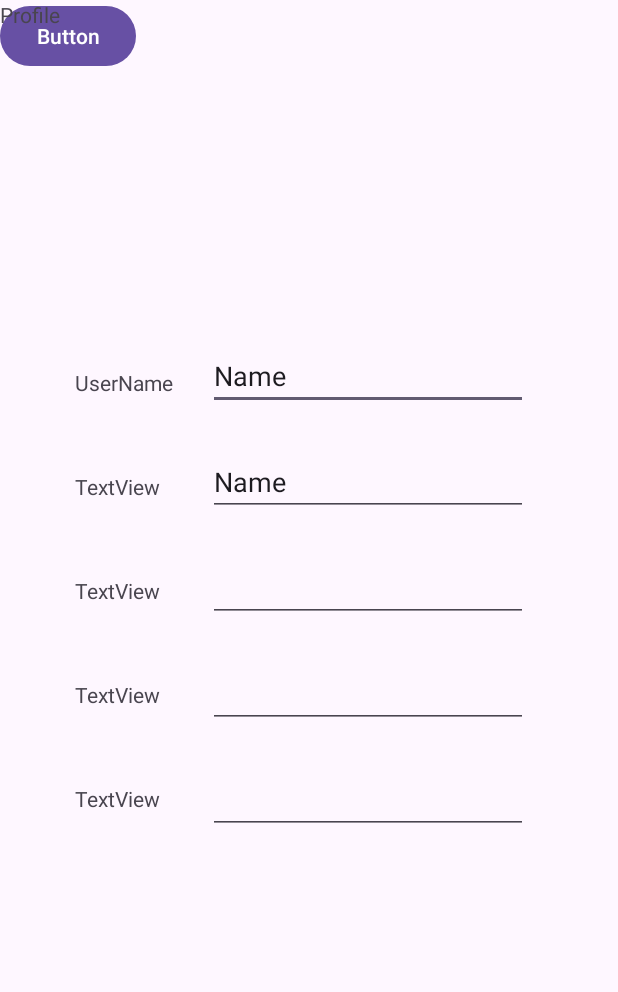
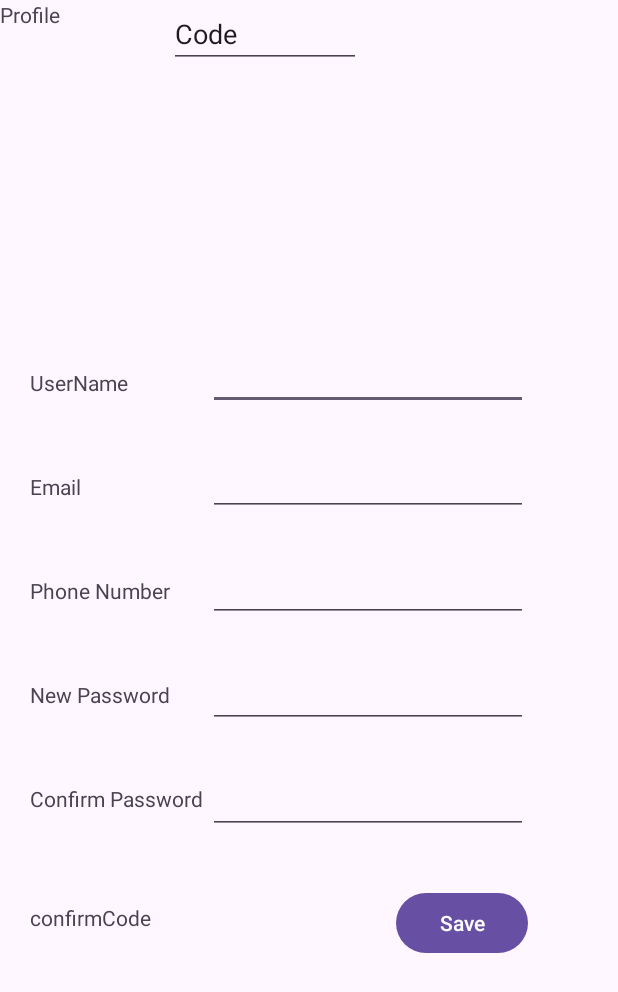
Before and after one commit to Tuan20021204/Chatapplication, an Android app: the layout user_profile.xml on its own in the app's theme, with its tools: preview values and no code run, on a phone screen of 412 x 824 dp. Shown: the top 992 px of the screen. Run offline under Robolectric (Android 15) with nearby library versions, the phone set to English and light mode, and no system bars.

Commit message:
UserProfile Logic

```diff
--- a/app/src/main/java/com/example/chatapplication/MainActivity.java
+++ b/app/src/main/java/com/example/chatapplication/MainActivity.java
@@ -1,4 +1,6 @@
 package com.example.chatapplication;
+
+import static androidx.core.content.ContextCompat.startActivity;
 
 import android.content.Intent;
 import android.os.Bundle;
--- a/app/src/main/res/layout/user_profile.xml
+++ b/app/src/main/res/layout/user_profile.xml
@@ -6,7 +6,7 @@
     android:layout_height="match_parent">
 
     <ImageView
-        android:id="@+id/imageView"
+        android:id="@+id/userImage"
         android:layout_width="150dp"
         android:layout_height="150dp"
         android:layout_marginTop="60dp"
@@ -14,81 +14,79 @@
         tools:layout_editor_absoluteX="50dp" />
 
     <TextView
-        android:id="@+id/user_name"
+        android:id="@+id/pUserName"
         android:layout_width="wrap_content"
         android:layout_height="wrap_content"
-        android:layout_marginStart="50dp"
+        android:layout_marginStart="20dp"
         android:layout_marginTop="35dp"
         android:text="UserName"
         app:layout_constraintStart_toStartOf="parent"
-        app:layout_constraintTop_toBottomOf="@+id/imageView" />
+        app:layout_constraintTop_toBottomOf="@+id/userImage" />
 
     <TextView
-        android:id="@+id/textView2"
+        android:id="@+id/pEmail"
         android:layout_width="wrap_content"
         android:layout_height="wrap_content"
-        android:layout_marginStart="50dp"
+        android:layout_marginStart="20dp"
         android:layout_marginTop="50dp"
-        android:text="TextView"
+        android:text="Email"
         app:layout_constraintStart_toStartOf="parent"
-        app:layout_constraintTop_toBottomOf="@+id/user_name" />
+        app:layout_constraintTop_toBottomOf="@+id/pUserName" />
 
     <TextView
-        android:id="@+id/textView3"
+        android:id="@+id/pPhoneNumber"
         android:layout_width="wrap_content"
         android:layout_height="wrap_content"
-        android:layout_marginStart="50dp"
+        android:layout_marginStart="20dp"
         android:layout_marginTop="50dp"
-        android:text="TextView"
+        android:text="Phone Number"
         app:layout_constraintStart_toStartOf="parent"
-        app:layout_constraintTop_toBottomOf="@+id/textView2" />
+        app:layout_constraintTop_toBottomOf="@+id/pEmail" />
 
     <TextView
-        android:id="@+id/textView4"
+        android:id="@+id/pNewPassword"
         android:layout_width="wrap_content"
         android:layout_height="wrap_content"
-        android:layout_marginStart="50dp"
+        android:layout_marginStart="20dp"
         android:layout_marginTop="50dp"
-        android:text="TextView"
+        android:text="New Password"
         app:layout_constraintStart_toStartOf="parent"
-        app:layout_constraintTop_toBottomOf="@+id/textView3" />
+        app:layout_constraintTop_toBottomOf="@+id/pPhoneNumber" />
 
     <TextView
-        android:id="@+id/textView5"
+        android:id="@+id/pConfirmPassword"
         android:layout_width="wrap_content"
         android:layout_height="wrap_content"
-        android:layout_marginStart="50dp"
+        android:layout_marginStart="20dp"
         android:layout_marginTop="50dp"
-        android:text="TextView"
+        android:text="Confirm Password"
         app:layout_constraintStart_toStartOf="parent"
-        app:layout_constraintTop_toBottomOf="@+id/textView4" />
+        app:layout_constraintTop_toBottomOf="@+id/pNewPassword" />
 
     <EditText
-        android:id="@+id/editTextText"
+        android:id="@+id/textUserName"
         android:layout_width="wrap_content"
         android:layout_height="wrap_content"
         android:layout_marginTop="18dp"
         android:layout_marginEnd="60dp"
         android:ems="10"
         android:inputType="text"
-        android:text="Name"
         app:layout_constraintEnd_toEndOf="parent"
-        app:layout_constraintTop_toBottomOf="@+id/imageView" />
+        app:layout_constraintTop_toBottomOf="@+id/userImage" />
 
     <EditText
-        android:id="@+id/editTextText2"
+        android:id="@+id/textEmail"
         android:layout_width="wrap_content"
         android:layout_height="wrap_content"
         android:layout_marginTop="25dp"
         android:layout_marginEnd="60dp"
         android:ems="10"
         android:inputType="text"
-        android:text="Name"
         app:layout_constraintEnd_toEndOf="parent"
-        app:layout_constraintTop_toBottomOf="@+id/editTextText" />
+        app:layout_constraintTop_toBottomOf="@+id/textUserName" />
 
     <EditText
-        android:id="@+id/editTextPhone"
+        android:id="@+id/textPhone"
         android:layout_width="wrap_content"
         android:layout_height="wrap_content"
         android:layout_marginTop="25dp"
@@ -96,10 +94,10 @@
         android:ems="10"
         android:inputType="phone"
         app:layout_constraintEnd_toEndOf="parent"
-        app:layout_constraintTop_toBottomOf="@+id/editTextText2" />
+        app:layout_constraintTop_toBottomOf="@+id/textEmail" />
 
     <EditText
-        android:id="@+id/editTextTextPassword"
+        android:id="@+id/textPassword"
         android:layout_width="wrap_content"
         android:layout_height="wrap_content"
         android:layout_marginTop="25dp"
@@ -107,10 +105,10 @@
         android:ems="10"
         android:inputType="textPassword"
         app:layout_constraintEnd_toEndOf="parent"
-        app:layout_constraintTop_toBottomOf="@+id/editTextPhone" />
+        app:layout_constraintTop_toBottomOf="@+id/textPhone" />
 
     <EditText
-        android:id="@+id/editTextTextPassword2"
+        android:id="@+id/textConfirmPassword"
         android:layout_width="wrap_content"
         android:layout_height="wrap_content"
         android:layout_marginTop="25dp"
@@ -118,15 +116,17 @@
         android:ems="10"
         android:inputType="textPassword"
         app:layout_constraintEnd_toEndOf="parent"
-        app:layout_constraintTop_toBottomOf="@+id/editTextTextPassword" />
+        app:layout_constraintTop_toBottomOf="@+id/textPassword" />
 
     <Button
-        android:id="@+id/button"
+        android:id="@+id/editProfileButton"
         android:layout_width="wrap_content"
         android:layout_height="wrap_content"
-        android:text="Button"
-        tools:layout_editor_absoluteX="160dp"
-        tools:layout_editor_absoluteY="616dp" />
+        android:layout_marginTop="35dp"
+        android:layout_marginEnd="60dp"
+        android:text="Save"
+        app:layout_constraintEnd_toEndOf="parent"
+        app:layout_constraintTop_toBottomOf="@+id/textConfirmPassword" />
 
     <TextView
         android:id="@+id/textView6"
@@ -136,4 +136,25 @@
         tools:layout_editor_absoluteX="278dp"
         tools:layout_editor_absoluteY="81dp" />
 
+    <TextView
+        android:id="@+id/pConfirmCode"
+        android:layout_width="wrap_content"
+        android:layout_height="wrap_content"
+        android:layout_marginStart="20dp"
+        android:layout_marginTop="60dp"
+        android:text="confirmCode"
+        app:layout_constraintStart_toStartOf="parent"
+        app:layout_constraintTop_toBottomOf="@+id/pConfirmPassword" />
+
+    <EditText
+        android:id="@+id/verificationId"
+        android:layout_width="wrap_content"
+        android:layout_height="wrap_content"
+        android:layout_marginStart="12dp"
+        android:ems="6"
+        android:inputType="text"
+        android:text="Code"
+        app:layout_constraintStart_toEndOf="@+id/pConfirmCode"
+        tools:layout_editor_absoluteY="589dp" />
+
 </androidx.constraintlayout.widget.ConstraintLayout>
--- a/gradle/libs.versions.toml
+++ b/gradle/libs.versions.toml
@@ -1,5 +1,5 @@
 [versions]
-agp = "8.4.0"
+agp = "8.6.0"
 junit = "4.13.2"
 junitVersion = "1.2.1"
 espressoCore = "3.6.1"
@@ -7,6 +7,7 @@ appcompat = "1.7.0"
 material = "1.12.0"
 activity = "1.9.3"
 constraintlayout = "2.1.4"
+firebaseDatabase = "21.0.0"
 
 [libraries]
 junit = { group = "junit", name = "junit", version.ref = "junit" }
@@ -16,6 +17,7 @@ appcompat = { group = "androidx.appcompat", name = "appcompat", version.ref = "a
 material = { group = "com.google.android.material", name = "material", version.ref = "material" }
 activity = { group = "androidx.activity", name = "activity", version.ref = "activity" }
 constraintlayout = { group = "androidx.constraintlayout", name = "constraintlayout", version.ref = "constraintlayout" }
+firebase-database = { group = "com.google.firebase", name = "firebase-database", version.ref = "firebaseDatabase" }
 
 [plugins]
 android-application = { id = "com.android.application", version.ref = "agp" }
```
Also changed, not shown: app/src/main/AndroidManifest.xml (+5 -3 lines), app/src/main/java/com/example/chatapplication/UserProfileActivity.java (added, +246 -0 lines), app/src/main/java/model/User.java (added, +43 -0 lines), gradle/wrapper/gradle-wrapper.properties.
